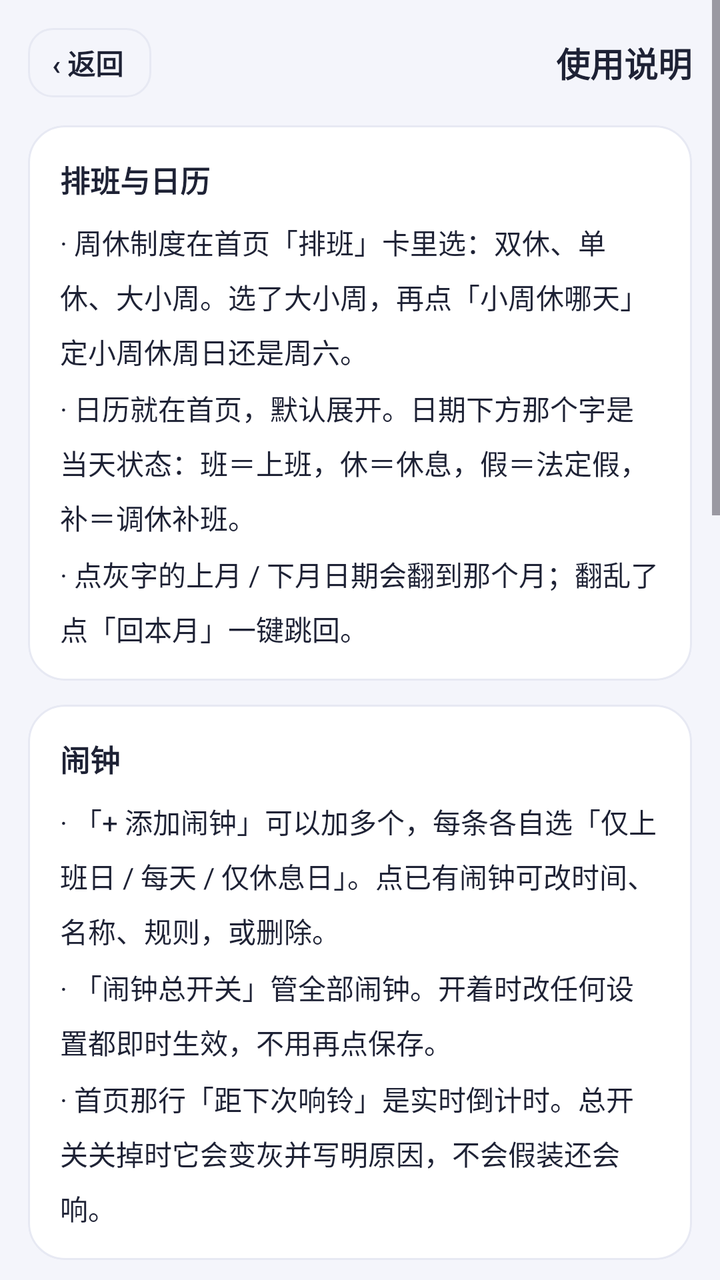
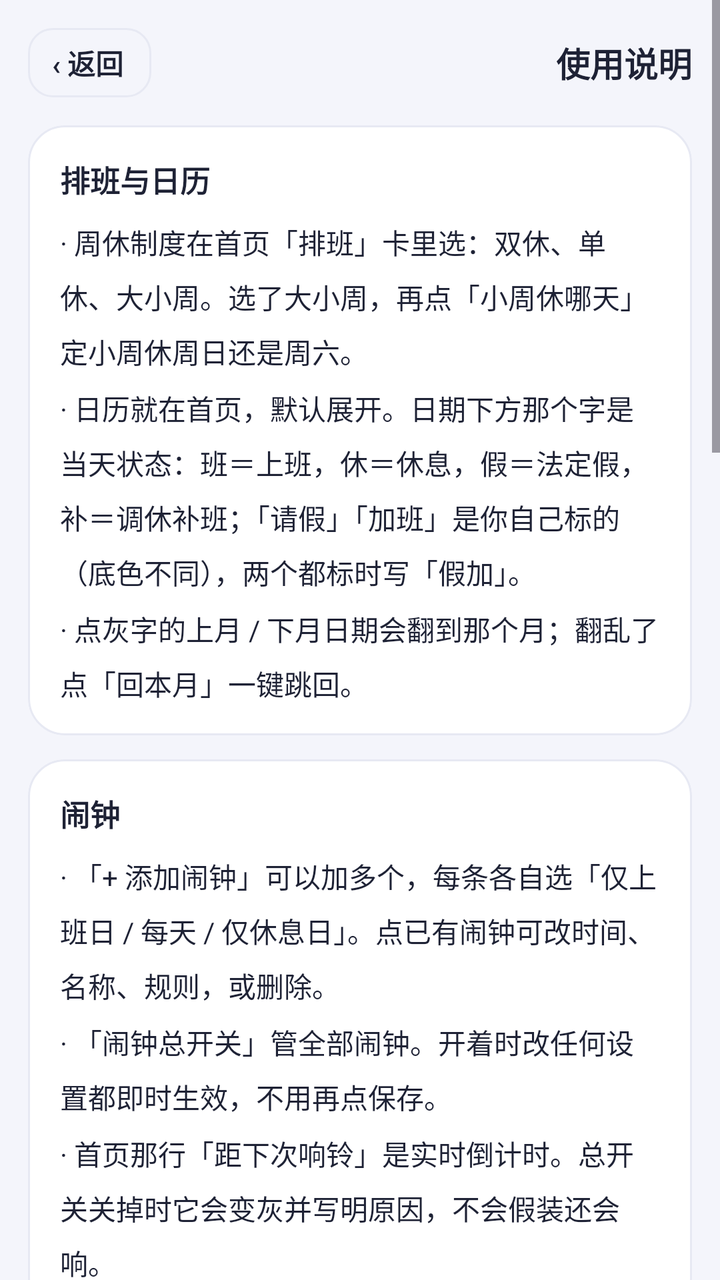

Two renders of the same Android screen: before a commit and after it. Below are the layout's source before the change and the commit's diff.
<!-- AndroidManifest.xml: application theme Theme.DaxiaoWeekAlarm -->
<!-- res/layout/activity_help.xml -->
<?xml version="1.0" encoding="utf-8"?>
<ScrollView xmlns:android="http://schemas.android.com/apk/res/android"
    android:layout_width="match_parent"
    android:layout_height="match_parent"
    android:background="@color/bg"
    android:fitsSystemWindows="true">

    <LinearLayout
        android:layout_width="match_parent"
        android:layout_height="wrap_content"
        android:orientation="vertical"
        android:padding="14dp">

        
        <LinearLayout
            android:layout_width="match_parent"
            android:layout_height="wrap_content"
            android:layout_marginBottom="14dp"
            android:gravity="center_vertical"
            android:orientation="horizontal">

            <TextView
                android:id="@+id/btn_back"
                android:layout_width="wrap_content"
                android:layout_height="wrap_content"
                android:background="@drawable/bg_time_outline"
                android:clickable="true"
                android:focusable="true"
                android:paddingStart="12dp"
                android:paddingEnd="14dp"
                android:paddingTop="7dp"
                android:paddingBottom="7dp"
                android:text="‹ 返回"
                android:textColor="@color/ink"
                android:textSize="14sp"
                android:textStyle="bold" />

            <TextView
                android:layout_width="0dp"
                android:layout_height="wrap_content"
                android:layout_weight="1"
                android:gravity="end"
                android:text="使用说明"
                android:textColor="@color/ink"
                android:textSize="17sp"
                android:textStyle="bold" />
        </LinearLayout>

        
        <LinearLayout
            android:layout_width="match_parent"
            android:layout_height="wrap_content"
            android:background="@drawable/bg_card"
            android:clipToOutline="true"
            android:orientation="vertical"
            android:padding="16dp">

            <TextView
                style="@style/HelpSection"
                android:layout_width="match_parent"
                android:layout_height="wrap_content"
                android:text="排班与日历" />

            <TextView
                style="@style/HelpItem"
                android:layout_width="match_parent"
                android:layout_height="wrap_content"
                android:layout_marginTop="10dp"
                android:text="· 周休制度在首页「排班」卡里选：双休、单休、大小周。选了大小周，再点「小周休哪天」定小周休周日还是周六。" />

            <TextView
                style="@style/HelpItem"
                android:layout_width="match_parent"
                android:layout_height="wrap_content"
                android:layout_marginTop="8dp"
                android:text="· 日历就在首页，默认展开。日期下方那个字是当天状态：班＝上班，休＝休息，假＝法定假，补＝调休补班。" />

            <TextView
                style="@style/HelpItem"
                android:layout_width="match_parent"
                android:layout_height="wrap_content"
                android:layout_marginTop="8dp"
                android:text="· 点灰字的上月 / 下月日期会翻到那个月；翻乱了点「回本月」一键跳回。" />
        </LinearLayout>

        
        <LinearLayout
            android:layout_width="match_parent"
            android:layout_height="wrap_content"
            android:layout_marginTop="12dp"
            android:background="@drawable/bg_card"
            android:clipToOutline="true"
            android:orientation="vertical"
            android:padding="16dp">

            <TextView
                style="@style/HelpSection"
                android:layout_width="match_parent"
                android:layout_height="wrap_content"
                android:text="闹钟" />

            <TextView
                style="@style/HelpItem"
                android:layout_width="match_parent"
                android:layout_height="wrap_content"
                android:layout_marginTop="10dp"
                android:text="· 「+ 添加闹钟」可以加多个，每条各自选「仅上班日 / 每天 / 仅休息日」。点已有闹钟可改时间、名称、规则，或删除。" />

            <TextView
                style="@style/HelpItem"
                android:layout_width="match_parent"
                android:layout_height="wrap_content"
                android:layout_marginTop="8dp"
                android:text="· 「闹钟总开关」管全部闹钟。开着时改任何设置都即时生效，不用再点保存。" />

            <TextView
                style="@style/HelpItem"
                android:layout_width="match_parent"
                android:layout_height="wrap_content"
                android:layout_marginTop="8dp"
                android:text="· 首页那行「距下次响铃」是实时倒计时。总开关关掉时它会变灰并写明原因，不会假装还会响。" />
        </LinearLayout>

        
        <LinearLayout
            android:layout_width="match_parent"
            android:layout_height="wrap_content"
            android:layout_marginTop="12dp"
            android:background="@drawable/bg_card"
            android:clipToOutline="true"
            android:orientation="vertical"
            android:padding="16dp">

            <TextView
                style="@style/HelpSection"
                android:layout_width="match_parent"
                android:layout_height="wrap_content"
                android:text="临时请假 / 加班" />

            <TextView
                style="@style/HelpItem"
                android:layout_width="match_parent"
                android:layout_height="wrap_content"
                android:layout_marginTop="10dp"
                android:text="· 今日卡底部有「今天」「明天」两个按钮。那天该上班，按钮写「不上班」，点一下当天闹钟全部跳过；那天本就休息，按钮写「要加班」，点一下当天「仅上班日」闹钟照响。" />

            <TextView
                style="@style/HelpItem"
                android:layout_width="match_parent"
                android:layout_height="wrap_content"
                android:layout_marginTop="8dp"
                android:text="· 点完按钮变成实白底、文案改成「已请假 / 已加班」，一眼看得出生效了；再点一次撤销。" />

            <TextView
                style="@style/HelpItem"
                android:layout_width="match_parent"
                android:layout_height="wrap_content"
                android:layout_marginTop="8dp"
                android:text="· 其他日子：在首页日历里点那一天，选「标记为请假 / 加班」。日历下方有请假、加班天数统计，点它可一键清除。" />
        </LinearLayout>

        
        <LinearLayout
            android:layout_width="match_parent"
            android:layout_height="wrap_content"
            android:layout_marginTop="12dp"
            android:background="@drawable/bg_card"
            android:clipToOutline="true"
            android:orientation="vertical"
            android:padding="16dp">

            <TextView
                style="@style/HelpSection"
                android:layout_width="match_parent"
                android:layout_height="wrap_content"
                android:text="桌面小组件" />

            <TextView
                style="@style/HelpItem"
                android:layout_width="match_parent"
                android:layout_height="wrap_content"
                android:layout_marginTop="10dp"
                android:text="· 长按桌面空白处 →「小组件」→ 找到「打工人闹钟」，可添加「下一个闹钟」和「本周班表」两个。" />

            <TextView
                style="@style/HelpItem"
                android:layout_width="match_parent"
                android:layout_height="wrap_content"
                android:layout_marginTop="8dp"
                android:text="· 「本周班表」底部也能点「今天 / 明天不上班」，不用先打开 App，点完闹钟立刻重排。" />
        </LinearLayout>

        
        <LinearLayout
            android:layout_width="match_parent"
            android:layout_height="wrap_content"
            android:layout_marginTop="12dp"
            android:background="@drawable/bg_card"
            android:clipToOutline="true"
            android:orientation="vertical"
            android:padding="16dp">

            <TextView
                style="@style/HelpSection"
                android:layout_width="match_parent"
                android:layout_height="wrap_content"
                android:text="设置与备份" />

            <TextView
                style="@style/HelpItem"
                android:layout_width="match_parent"
                android:layout_height="wrap_content"
                android:layout_marginTop="10dp"
                android:text="· 音量、铃声、响铃时长、稍后提醒、睡前提醒，都在右上角「设置」里；一周开始日、提醒范围也在那。" />

            <TextView
                style="@style/HelpItem"
                android:layout_width="match_parent"
                android:layout_height="wrap_content"
                android:layout_marginTop="8dp"
                android:text="· 农历节日、基督教节日可以单独开关，不需要就关掉，日历会更清爽。" />

            <TextView
                style="@style/HelpItem"
                android:layout_width="match_parent"
                android:layout_height="wrap_content"
                android:layout_marginTop="8dp"
                android:text="· 换手机用「导出配置 / 导入配置」，闹钟和排班一起搬过去。" />

            <TextView
                style="@style/HelpItem"
                android:layout_width="match_parent"
                android:layout_height="wrap_content"
                android:layout_marginTop="8dp"
                android:text="· 若被系统杀后台导致漏响：允许自启动、加入电池优化白名单，并在最近任务里锁定本应用。" />
        </LinearLayout>

        
        <TextView
            android:id="@+id/row_replay_guide"
            android:layout_width="match_parent"
            android:layout_height="wrap_content"
            android:layout_marginTop="18dp"
            android:background="@drawable/bg_card"
            android:clickable="true"
            android:focusable="true"
            android:foreground="?attr/selectableItemBackground"
            android:gravity="center"
            android:minHeight="52dp"
            android:paddingStart="16dp"
            android:paddingEnd="16dp"
            android:text="第一次用？看 3 页新手引导 ›"
            android:textColor="@color/indigo"
            android:textSize="14sp"
            android:textStyle="bold" />

        <TextView
            style="@style/FieldHint"
            android:layout_width="match_parent"
            android:layout_height="wrap_content"
            android:layout_marginTop="10dp"
            android:layout_marginBottom="6dp"
            android:gravity="center"
            android:text="使用说明随版本更新，入口在首页最底部" />
    </LinearLayout>
</ScrollView>
<!-- resources referenced by this layout -->
<resources>
  <color name="bg">#F4F5FB</color>
  <color name="indigo">#4F46E5</color>
  <color name="ink">#1E2235</color>
  <!-- drawable bg_card (drawable) -->
  <?xml version="1.0" encoding="utf-8"?>
  <shape xmlns:android="http://schemas.android.com/apk/res/android"
      android:shape="rectangle">
      <solid android:color="@color/card" />
      <corners android:radius="18dp" />
      <stroke android:width="1dp" android:color="@color/line" />
  </shape>
  <!-- drawable bg_time_outline (drawable) -->
  <?xml version="1.0" encoding="utf-8"?>
  <ripple xmlns:android="http://schemas.android.com/apk/res/android"
      android:color="#1F4F46E5">
      <item>
          <shape android:shape="rectangle">
              <solid android:color="@color/bg" />
              <corners android:radius="12dp" />
              <stroke android:width="1dp" android:color="@color/line" />
          </shape>
      </item>
  </ripple>
  <style name="FieldHint">
          <item name="android:textColor">@color/sub</item>
          <item name="android:textSize">12sp</item>
      </style>
  <style name="HelpItem">
          <item name="android:textColor">@color/ink</item>
          <item name="android:textSize">14sp</item>
          <item name="android:lineSpacingMultiplier">1.35</item>
      </style>
  <style name="HelpSection">
          <item name="android:textColor">@color/ink</item>
          <item name="android:textSize">15sp</item>
          <item name="android:textStyle">bold</item>
      </style>
  <style name="Theme.DaxiaoWeekAlarm" parent="Theme.Material3.DayNight.NoActionBar">
          <item name="colorPrimary">@color/indigo</item>
          <item name="colorPrimaryVariant">@color/indigo_dark</item>
          <item name="colorOnPrimary">@color/white</item>
          <item name="android:statusBarColor">@color/bg</item>
          <item name="android:windowLightStatusBar">true</item>
      </style>
  <color name="card">#FFFFFF</color>
  <color name="line">#E7E9F3</color>
  <color name="sub">#6B7189</color>
  <color name="indigo_dark">#4338CA</color>
  <color name="white">#FFFFFFFF</color>
</resources>

<!-- the commit's change to res/layout/activity_help.xml (unified diff, before → after) -->
@@ -73,7 +73,7 @@
                 android:layout_width="match_parent"
                 android:layout_height="wrap_content"
                 android:layout_marginTop="8dp"
-                android:text="· 日历就在首页，默认展开。日期下方那个字是当天状态：班＝上班，休＝休息，假＝法定假，补＝调休补班。" />
+                android:text="· 日历就在首页，默认展开。日期下方那个字是当天状态：班＝上班，休＝休息，假＝法定假，补＝调休补班；「请假」「加班」是你自己标的（底色不同），两个都标时写「假加」。" />
 
             <TextView
                 style="@style/HelpItem"
@@ -156,7 +156,21 @@
                 android:layout_width="match_parent"
                 android:layout_height="wrap_content"
                 android:layout_marginTop="8dp"
-                android:text="· 其他日子：在首页日历里点那一天，选「标记为请假 / 加班」。日历下方有请假、加班天数统计，点它可一键清除。" />
+                android:text="· 其他日子：在首页日历里点那一天，选「标记为请假 / 加班」。上班日也能标加班（白天上班、晚上补工），同一天两个都能标，格子上会印「假加」。" />
+
+            <TextView
+                style="@style/HelpItem"
+                android:layout_width="match_parent"
+                android:layout_height="wrap_content"
+                android:layout_marginTop="8dp"
+                android:text="· 过去的日子留着当记录：格子上仍印着「假」「加」，点它可以删掉。想知道这个月哪几天请了假、加了班，翻日历看就行。" />
+
+            <TextView
+                style="@style/HelpItem"
+                android:layout_width="match_parent"
+                android:layout_height="wrap_content"
+                android:layout_marginTop="8dp"
+                android:text="· 日历下方的「请假 N 天 · 清除」只算今天及以后，点清除也只清这一段——过去的记录不会被一起删掉。" />
         </LinearLayout>
 
         
